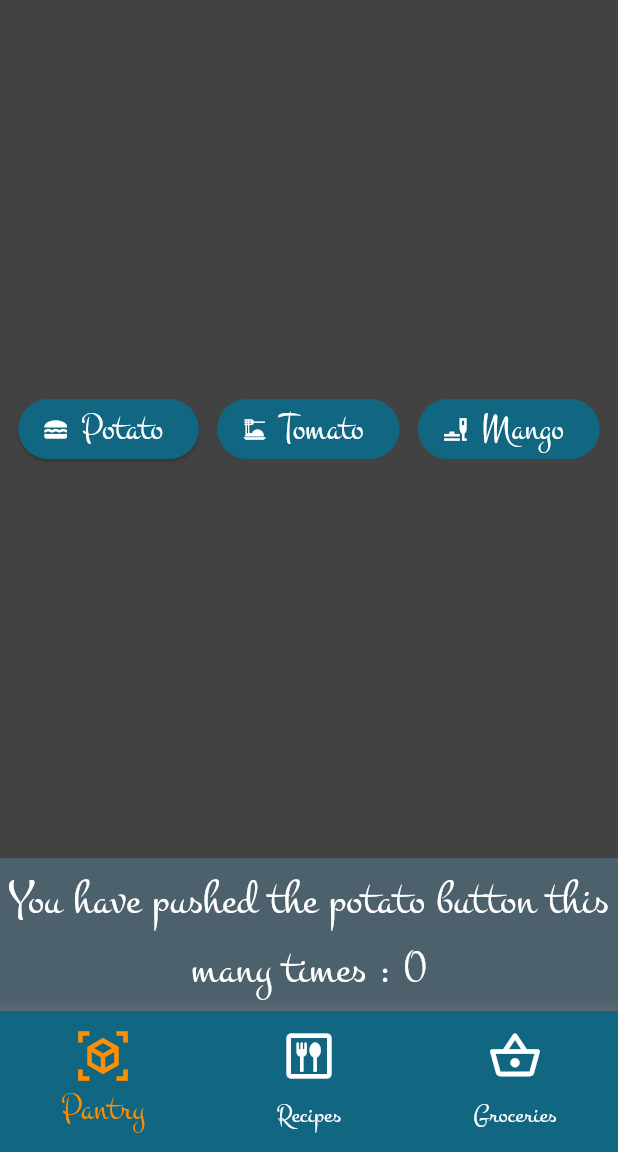
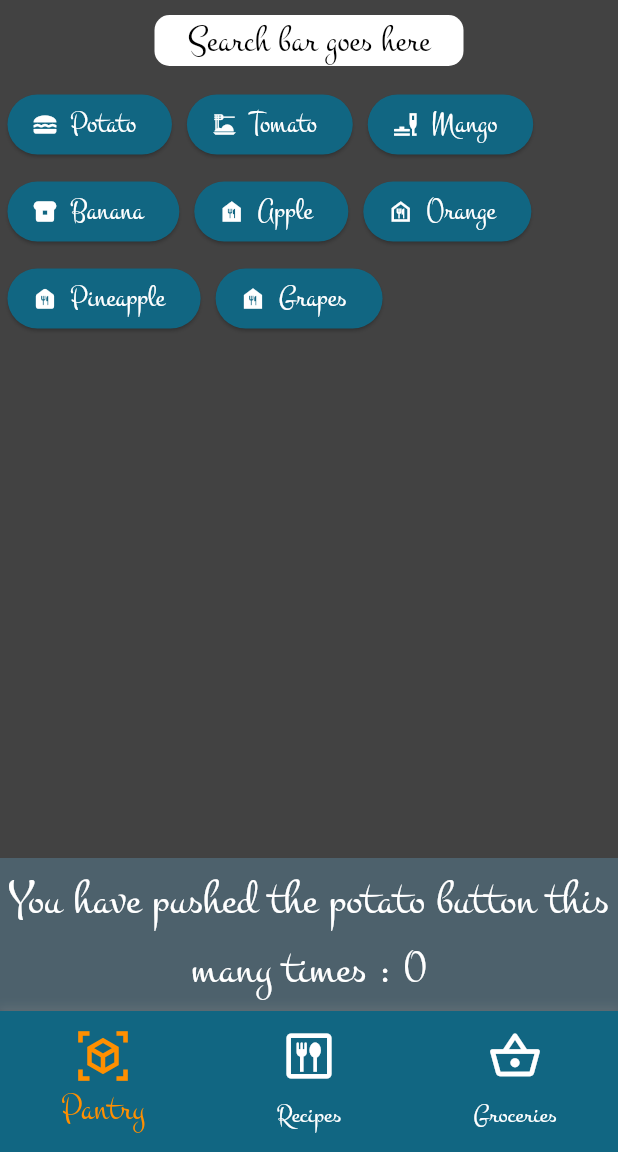
Before and after one commit to cryptoblivious/Edgar, a Flutter app: the screen it shows after launch, on a phone screen of 412 x 824 dp, the part 84-1236 px from its top. Run offline on Flutter 3.47's test engine with Material 2 defaults, Android fonts, the phone set to English and light mode, and no system bars.

Commit message:
Working on multiple pages

```diff
--- a/lib/main.dart
+++ b/lib/main.dart
@@ -10,28 +10,27 @@ class App extends StatelessWidget {
   @override
   Widget build(BuildContext context) {
     return MaterialApp(
-      title: 'Flutter Demo',
+      title: 'Edgar : Your Personal Chef',
       theme: ThemeData(
           colorScheme: ColorScheme.fromSeed(seedColor: Colors.blueGrey),
           fontFamily: 'Montez',
           useMaterial3: true,
           splashColor: Colors.amber[800]!.withAlpha(50)),
-      home: const PantryPage(titleTextValue: 'Edgar : Your Personal Chef'),
+      home: const Home(titleTextValue: 'Edgar : Your Personal Chef'),
     );
   }
 }
 
-class PantryPage extends StatefulWidget {
-  const PantryPage({super.key, required this.titleTextValue});
+class Home extends StatefulWidget {
+  const Home({super.key, required this.titleTextValue});
 
   final String titleTextValue;
 
   @override
-  State<PantryPage> createState() => _PantryPageState();
+  State<Home> createState() => _HomeState();
 }
 
-class _PantryPageState extends State<PantryPage> {
-  int _counter = 0;
+class _HomeState extends State<Home> {
   int _selectedIndex = 0;
 
   void _onItemTapped(int index) {
@@ -41,14 +40,22 @@ class _PantryPageState extends State<PantryPage> {
     });
   }
 
-  void _incrementCounter() {
-    setState(() {
-      _counter++;
-    });
-  }
-
   @override
   Widget build(BuildContext context) {
+    Widget body;
+    switch (_selectedIndex) {
+      case 0:
+        body = const PantryBody();
+        break;
+      case 1:
+        body = const Text('Recipes');
+        break;
+      case 2:
+        body = const Text('Groceries');
+        break;
+      default:
+        body = const Text('Pantry');
+    }
     return Scaffold(
         appBar: AppBar(
           backgroundColor: Colors.black,
@@ -84,41 +91,7 @@ class _PantryPageState extends State<PantryPage> {
           ),
           centerTitle: true,
         ),
-        body: Container(
-          color: Colors.grey[800],
-          child: Column(
-            children: <Widget>[
-              Expanded(
-                child: Row(
-                  mainAxisAlignment: MainAxisAlignment.spaceEvenly,
-                  children: [
-                    ProductIconLabelButton(
-                        productName: 'Potato',
-                        productIcon: Icons.lunch_dining,
-                        onPressed: _incrementCounter),
-                    const ProductIconLabelButton(
-                        productName: 'Tomato',
-                        productIcon: Icons.dinner_dining),
-                    const ProductIconLabelButton(
-                        productName: 'Mango', productIcon: Icons.brunch_dining),
-                  ],
-                ),
-              ),
-              Container(
-                padding: const EdgeInsets.all(5),
-                color: Theme.of(context).colorScheme.secondary,
-                child: Text(
-                  'You have pushed the potato button this many times : $_counter',
-                  textAlign: TextAlign.center,
-                  style: TextStyle(
-                    fontSize: 32,
-                    color: Theme.of(context).colorScheme.onSecondary,
-                  ),
-                ),
-              ),
-            ],
-          ),
-        ),
+        body: body,
         bottomNavigationBar: Container(
           decoration: BoxDecoration(
             color: Theme.of(context)
@@ -166,7 +139,7 @@ class ProductIconLabelButton extends StatelessWidget {
       {super.key,
       required this.productName,
       required this.productIcon,
-      this.onPressed});
+      required this.onPressed});
 
   final String productName;
   final IconData productIcon;
@@ -174,7 +147,9 @@ class ProductIconLabelButton extends StatelessWidget {
 
   @override
   Widget build(BuildContext context) {
-    return ElevatedButton.icon(
+    return Container(
+      margin: const EdgeInsets.all(5),
+      child: ElevatedButton.icon(
         onPressed: onPressed,
         icon: Icon(
           productIcon,
@@ -182,7 +157,7 @@ class ProductIconLabelButton extends StatelessWidget {
         label: Text(
           productName,
           style: const TextStyle(
-          fontSize: 25,
+            fontSize: 20,
           ),
         ),
         style: ButtonStyle(
@@ -201,6 +176,107 @@ class ProductIconLabelButton extends StatelessWidget {
             },
           ),
         ),
+      ),
     );
   }
 }
+
+class PantryBody extends StatefulWidget {
+  const PantryBody({super.key});
+
+  @override
+  State<PantryBody> createState() => _PantryBodyState();
+}
+
+class _PantryBodyState extends State<PantryBody> {
+  int _counter = 0;
+
+  void _incrementCounter() {
+    setState(() {
+      _counter++;
+    });
+  }
+
+  @override
+  Widget build(BuildContext context) {
+    return Container(
+      width: double.infinity,
+      color: Colors.grey[800],
+      child: Column(
+        crossAxisAlignment: CrossAxisAlignment.start,
+        children: <Widget>[
+          Center(
+            child: LayoutBuilder(
+              builder: (BuildContext context, BoxConstraints constraints) {
+                return Container(
+                  margin: const EdgeInsets.all(10),
+                  decoration: BoxDecoration(
+                      color: Colors.white,
+                      borderRadius: BorderRadius.circular(10)),
+                  width: constraints.maxWidth * 0.5,
+                  child: const Text(
+                    'Search bar goes here',
+                    textAlign: TextAlign.center,
+                    style: TextStyle(fontSize: 24, color: Colors.black),
+                  ),
+                );
+              },
+            ),
+          ),
+          Expanded(
+            child: Wrap(
+              alignment: WrapAlignment.start,
+              children: [
+                ProductIconLabelButton(
+                    productName: 'Potato',
+                    productIcon: Icons.lunch_dining,
+                    onPressed: _incrementCounter),
+                ProductIconLabelButton(
+                    productName: 'Tomato',
+                    productIcon: Icons.dinner_dining,
+                    onPressed: () {}),
+                ProductIconLabelButton(
+                    productName: 'Mango',
+                    productIcon: Icons.brunch_dining,
+                    onPressed: () {}),
+                ProductIconLabelButton(
+                    productName: 'Banana',
+                    productIcon: Icons.breakfast_dining,
+                    onPressed: () {}),
+                ProductIconLabelButton(
+                    productName: 'Apple',
+                    productIcon: Icons.food_bank,
+                    onPressed: () {}),
+                ProductIconLabelButton(
+                    productName: 'Orange',
+                    productIcon: Icons.food_bank_outlined,
+                    onPressed: () {}),
+                ProductIconLabelButton(
+                    productName: 'Pineapple',
+                    productIcon: Icons.food_bank_rounded,
+                    onPressed: () {}),
+                ProductIconLabelButton(
+                    productName: 'Grapes',
+                    productIcon: Icons.food_bank_sharp,
+                    onPressed: () {}),
+              ],
+            ),
+          ),
+          Container(
+            width: double.infinity,
+            padding: const EdgeInsets.all(5),
+            color: Theme.of(context).colorScheme.secondary,
+            child: Text(
+              'You have pushed the potato button this many times : $_counter',
+              textAlign: TextAlign.center,
+              style: TextStyle(
+                fontSize: 32,
+                color: Theme.of(context).colorScheme.onSecondary,
+              ),
+            ),
+          ),
+        ],
+      ),
+    );
+  }
+}
```
Lines whose indentation alone changed are shown as unchanged.
